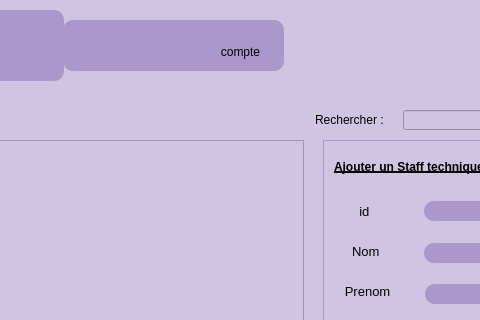
Old version of the form gestion_employe.ui in the repository brahimABD98/smartkids; both pictures show x 287 to 767 and y 0 to 320 of the 936 by 576 pixel window.
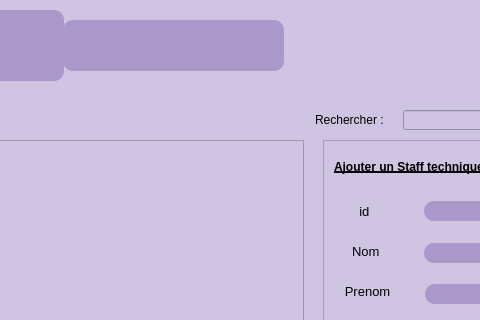
New version of the form. Icons and pictures are not drawn.

```diff
--- a/gestion_employe.ui
+++ b/gestion_employe.ui
@@ -2498,16 +2498,16 @@
     <property name="geometry">
      <rect>
       <x>140</x>
-      <y>20</y>
+      <y>2</y>
       <width>75</width>
-      <height>23</height>
+      <height>51</height>
      </rect>
     </property>
     <property name="styleSheet">
      <string notr="true"/>
     </property>
     <property name="text">
-     <string>compte</string>
+     <string/>
     </property>
    </widget>
   </widget>
```
Left out of the diff: 2 changed lines with no effect on the pictures.
